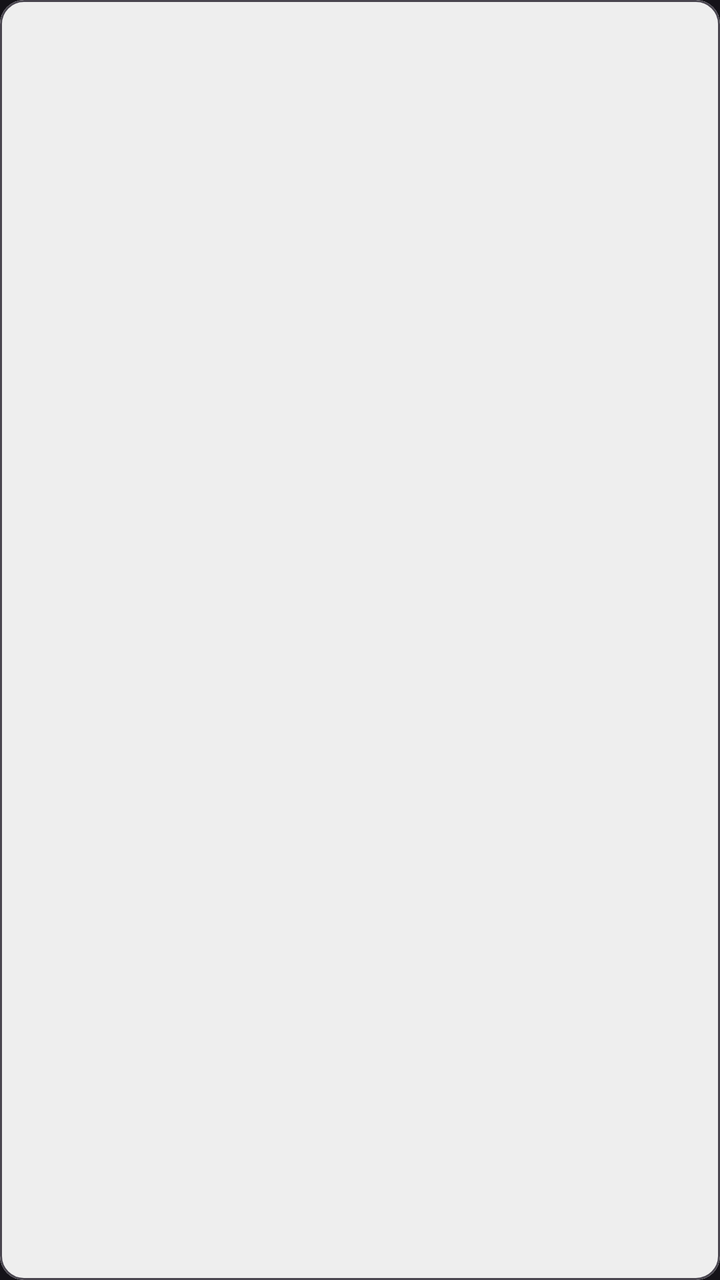
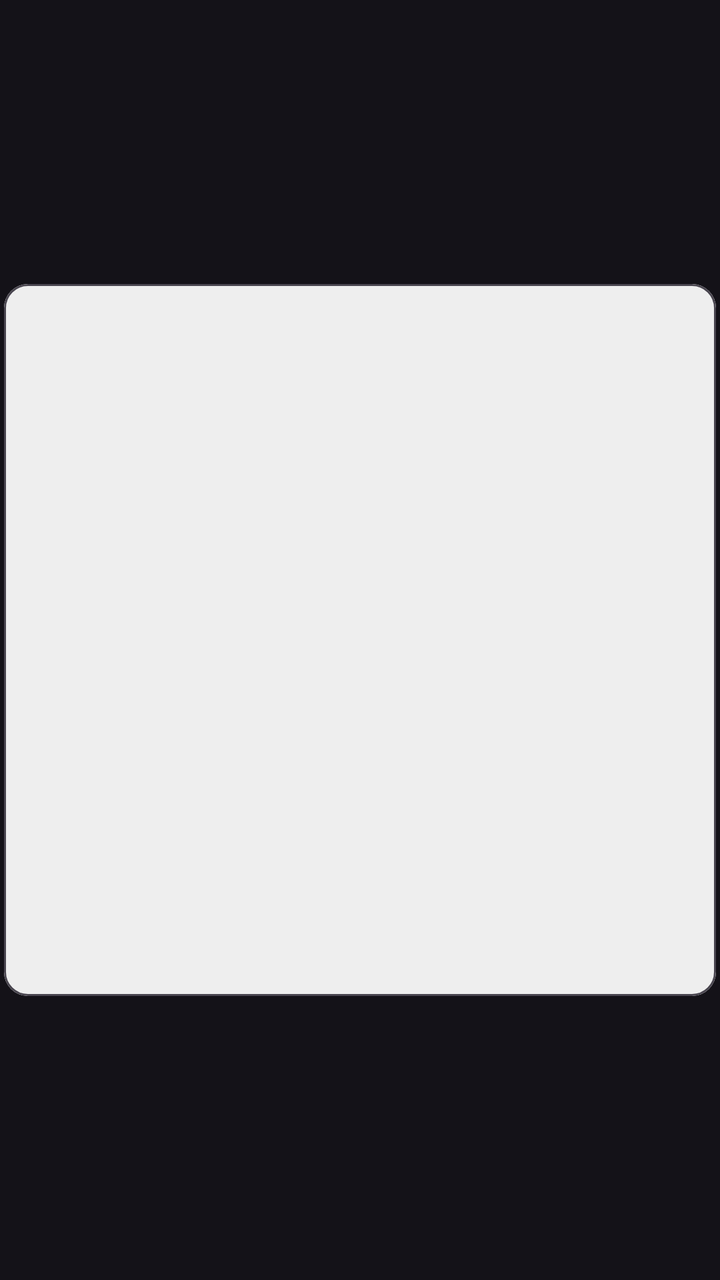

Screens rendered from an Android XML layout before and after an edit, with the pre-edit source and the edit as a unified diff.
<!-- AndroidManifest.xml: application theme Theme.PlacesTracker -->
<!-- res/layout/item_detail_media.xml -->
<?xml version="1.0" encoding="utf-8"?>
<com.google.android.material.card.MaterialCardView xmlns:android="http://schemas.android.com/apk/res/android"
    xmlns:app="http://schemas.android.com/apk/res-auto"
    android:layout_width="match_parent"
    android:layout_height="match_parent"
    android:layout_margin="2dp"
    app:cardCornerRadius="12dp"
    app:cardElevation="0dp">

    <ImageView
        android:id="@+id/ivMediaItem"
        android:layout_width="match_parent"
        android:layout_height="match_parent"
        android:scaleType="centerCrop"
        android:background="#EEE" />

</com.google.android.material.card.MaterialCardView>
<!-- resources referenced by this layout -->
<resources>
  <style name="Theme.PlacesTracker" parent="Theme.Material3.Dark.NoActionBar" />
</resources>

<!-- the commit's change to res/layout/item_detail_media.xml (unified diff, before → after) -->
@@ -1,17 +1,28 @@
 <?xml version="1.0" encoding="utf-8"?>
-<com.google.android.material.card.MaterialCardView xmlns:android="http://schemas.android.com/apk/res/android"
+<androidx.constraintlayout.widget.ConstraintLayout xmlns:android="http://schemas.android.com/apk/res/android"
     xmlns:app="http://schemas.android.com/apk/res-auto"
     android:layout_width="match_parent"
-    android:layout_height="match_parent"
-    android:layout_margin="2dp"
-    app:cardCornerRadius="12dp"
-    app:cardElevation="0dp">
+    android:layout_height="wrap_content">
 
-    <ImageView
-        android:id="@+id/ivMediaItem"
-        android:layout_width="match_parent"
-        android:layout_height="match_parent"
-        android:scaleType="centerCrop"
-        android:background="#EEE" />
+    <com.google.android.material.card.MaterialCardView
+        android:layout_width="0dp"
+        android:layout_height="0dp"
+        android:layout_margin="2dp"
+        app:cardCornerRadius="12dp"
+        app:cardElevation="0dp"
+        app:layout_constraintDimensionRatio="1:1"
+        app:layout_constraintStart_toStartOf="parent"
+        app:layout_constraintEnd_toEndOf="parent"
+        app:layout_constraintTop_toTopOf="parent"
+        app:layout_constraintBottom_toBottomOf="parent">
 
-</com.google.android.material.card.MaterialCardView>
+        <ImageView
+            android:id="@+id/ivMediaItem"
+            android:layout_width="match_parent"
+            android:layout_height="match_parent"
+            android:scaleType="centerCrop"
+            android:background="#EEE" />
+
+    </com.google.android.material.card.MaterialCardView>
+
+</androidx.constraintlayout.widget.ConstraintLayout>
